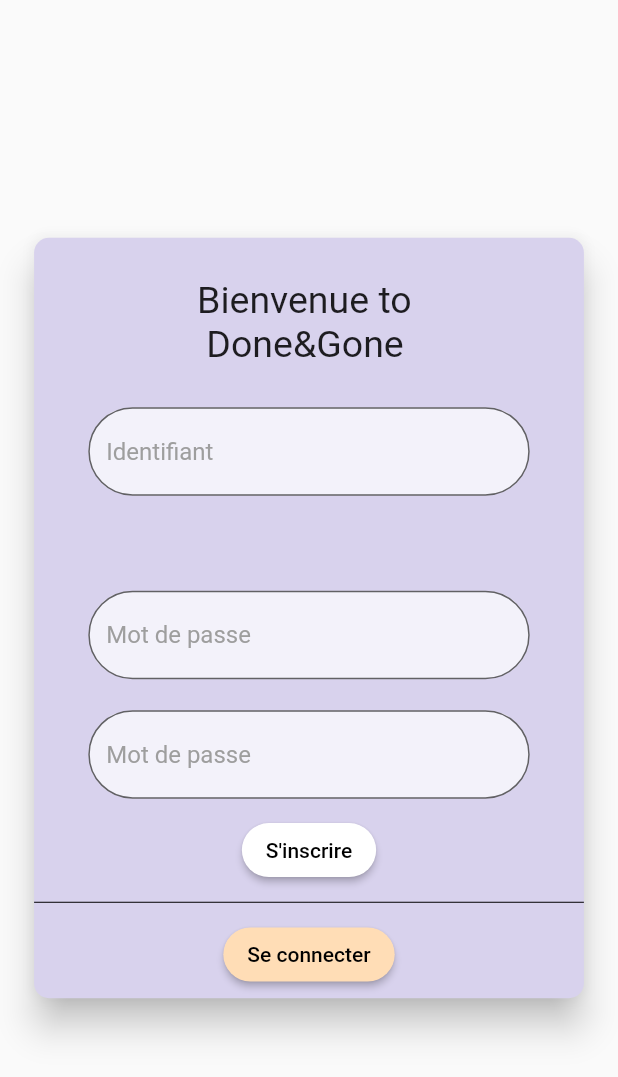
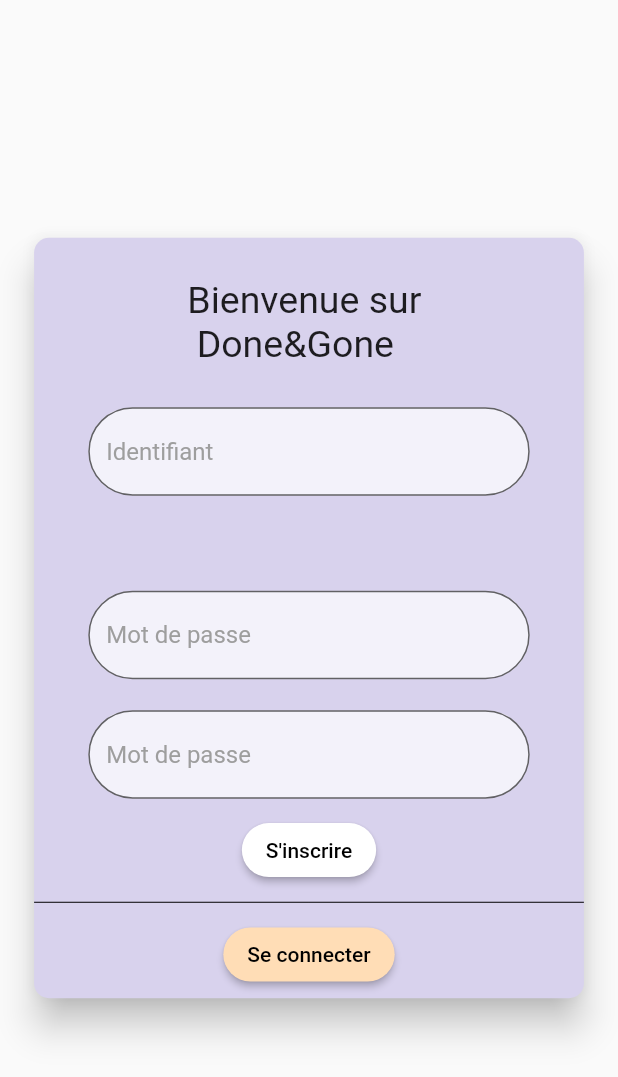
Before and after one commit to Barbary-Theo/FISA3-projet-flutter, a Flutter app: the screen it shows after launch, after a tap on "S'inscrire", on a phone screen of 412 x 824 dp. Shown: the top 1077 px of the screen. Run offline on Flutter 3.47's test engine with Material 2 defaults, Android fonts, the phone set to English and light mode, and no system bars; our stand-ins replace firebase_auth, firebase_core; accounts and stored records are empty; network calls fail.

Commit message:
fix-develop: message correction for the sign-in page

```diff
--- a/lib/signInPage.dart
+++ b/lib/signInPage.dart
@@ -49,7 +49,7 @@ class _SignInPage extends State<SignInPage> {
                 ),
                 Center(
                   child: Text(
-                    "Bienvenue to \n Done&Gone",
+                    "Bienvenue sur \n Done&Gone",
                     style: TextStyle(
                       fontSize: 25,
                     ),
```
